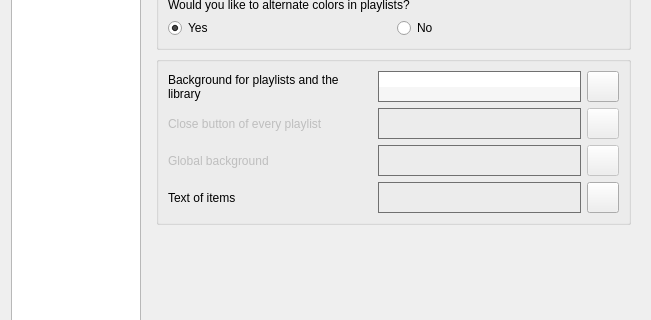
MBach/Miam-Player, file code/src/customizetheme.ui: the form before one commit; both pictures show x 0 to 651 and y 172 to 492 of the 651 by 690 pixel window.
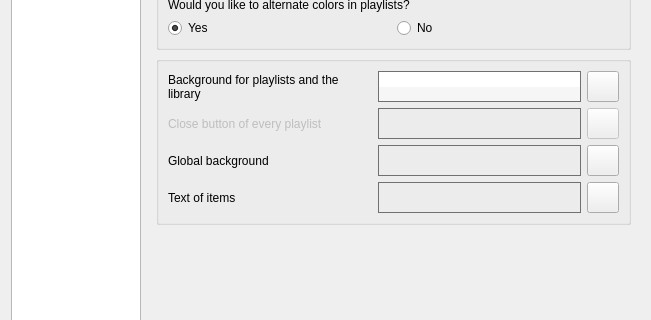
The form after the commit. The open tabs and pages were chosen to show the change. Icons and pictures are not drawn. Custom widgets are drawn as their Qt base class.

The edit to the form file:
```diff
--- a/code/src/customizetheme.ui
+++ b/code/src/customizetheme.ui
@@ -1110,9 +1110,6 @@
           </item>
           <item row="3" column="0">
            <widget class="QLabel" name="labelGlobalBackground">
-            <property name="enabled">
-             <bool>false</bool>
-            </property>
             <property name="text">
              <string>Global background</string>
             </property>
@@ -1137,9 +1134,6 @@
           </item>
           <item row="3" column="2">
            <widget class="QToolButton" name="globalBackgroundColorToolButton">
-            <property name="enabled">
-             <bool>false</bool>
-            </property>
             <property name="text">
              <string/>
             </property>
```
